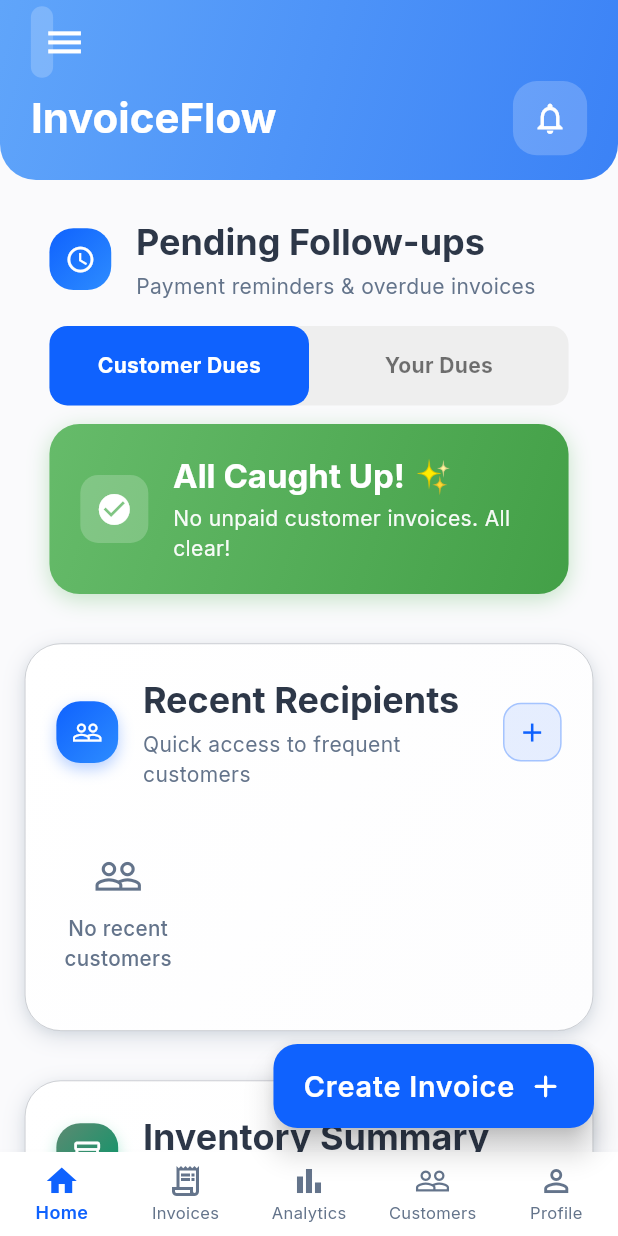
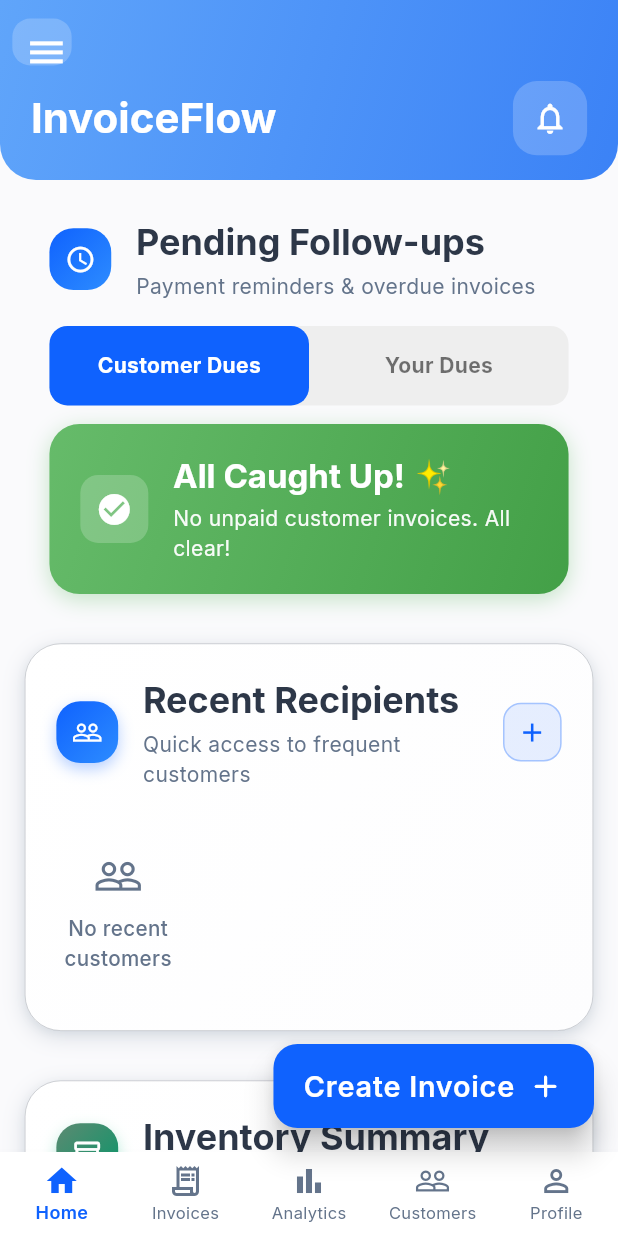
Before and after one commit to Sarthak030506/invoiceflow, a Flutter app: the screen it shows once a user with an empty profile is signed in, on a phone screen of 412 x 824 dp. Run offline on Flutter 3.47's test engine with Material 3 defaults, Android fonts, the phone set to English and light mode, and no system bars; our stand-ins replace cached_network_image, cloud_firestore, contacts_service, csv, dio, file_picker and 15 more; accounts and stored records are empty.

Commit message:
fix: Enlarge hamburger menu container to fully cover icon
Increased the size of the container background around the hamburger menu icon so it fully covers all three lines of the menu icon.

Changes:
- Reduced horizontal margin from 5.w to 2.w for more container space
- Added padding: EdgeInsets.all(2.w) to container for larger background
- Set IconButton padding to zero and removed constraints for tighter fit
- Adjusted vertical margin to 1.5.h for better vertical centering

The container now fully encompasses the hamburger menu icon with proper spacing all around.

🤖 Generated with [Claude Code](https://claude.com/claude-code)

Co-Authored-By: Claude <noreply@anthropic.com>

```diff
--- a/lib/presentation/home_dashboard/home_dashboard.dart
+++ b/lib/presentation/home_dashboard/home_dashboard.dart
@@ -454,7 +454,8 @@ class _HomeDashboardState extends State<HomeDashboard> {
               elevation: 0,
               leading: Builder(
                 builder: (context) => Container(
-                  margin: EdgeInsets.symmetric(horizontal: 5.w, vertical: 1.w),
+                  margin: EdgeInsets.symmetric(horizontal: 2.w, vertical: 1.5.h),
+                  padding: EdgeInsets.all(2.w),
                   decoration: BoxDecoration(
                     color: Colors.white.withOpacity(0.2),
                     borderRadius: BorderRadius.circular(12),
@@ -462,6 +463,8 @@ class _HomeDashboardState extends State<HomeDashboard> {
                   child: IconButton(
                     icon: Icon(Icons.menu, color: Colors.white),
                     iconSize: 7.w,
+                    padding: EdgeInsets.zero,
+                    constraints: BoxConstraints(),
                     onPressed: () {
                       Scaffold.of(context).openDrawer();
                     },
```
